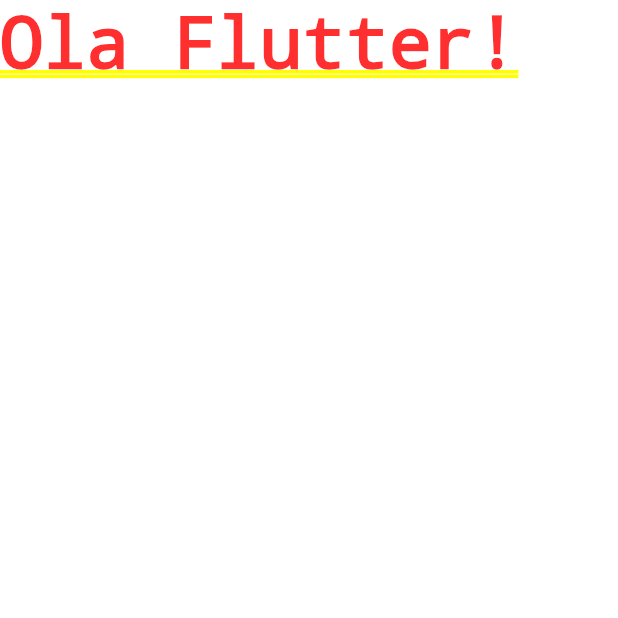
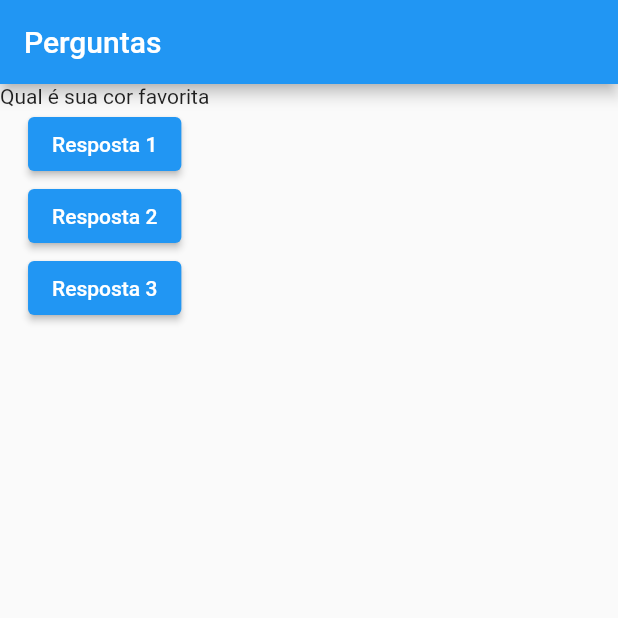
Before and after one commit to EduardoMoreira26/Flutter-QuizApp, a Flutter app: the screen it shows after launch, on a phone screen of 412 x 824 dp, the top half of it. Run offline on Flutter 3.47's test engine with Material 2 defaults, Android fonts, the phone set to English and light mode, and no system bars.

Commit message:
initial app

```diff
--- a/lib/main.dart
+++ b/lib/main.dart
@@ -4,11 +4,40 @@ main() => runApp(PerguntaApp());
 
 class PerguntaApp extends StatelessWidget {
 
+  void responder(){
+    print("Pergunta resopndia!");
+  }
+
 @override
   Widget build(BuildContext context) {
+    final perguntas = [
+    'Qual é sua cor favorita',
+    'Qual é sua animal favorito',
+  ];
+
     return MaterialApp(
-      home: Text('Ola Flutter!'),
+      home: Scaffold(
+        appBar: AppBar(
+          title: Text('Perguntas'),
+        ),
+        body: Column(
+          children: [
+            Text(perguntas[0]),
+            ElevatedButton(
+              onPressed: responder,
+              child: Text('Resposta 1'),
+            ),
+            ElevatedButton(
+              onPressed: responder,
+              child: Text('Resposta 2'),
+            ),
+            ElevatedButton(
+              onPressed: responder,
+              child: Text('Resposta 3'),
+            ),
+          ],
+        ),
+      ),
     );
   }
-
 }
```
